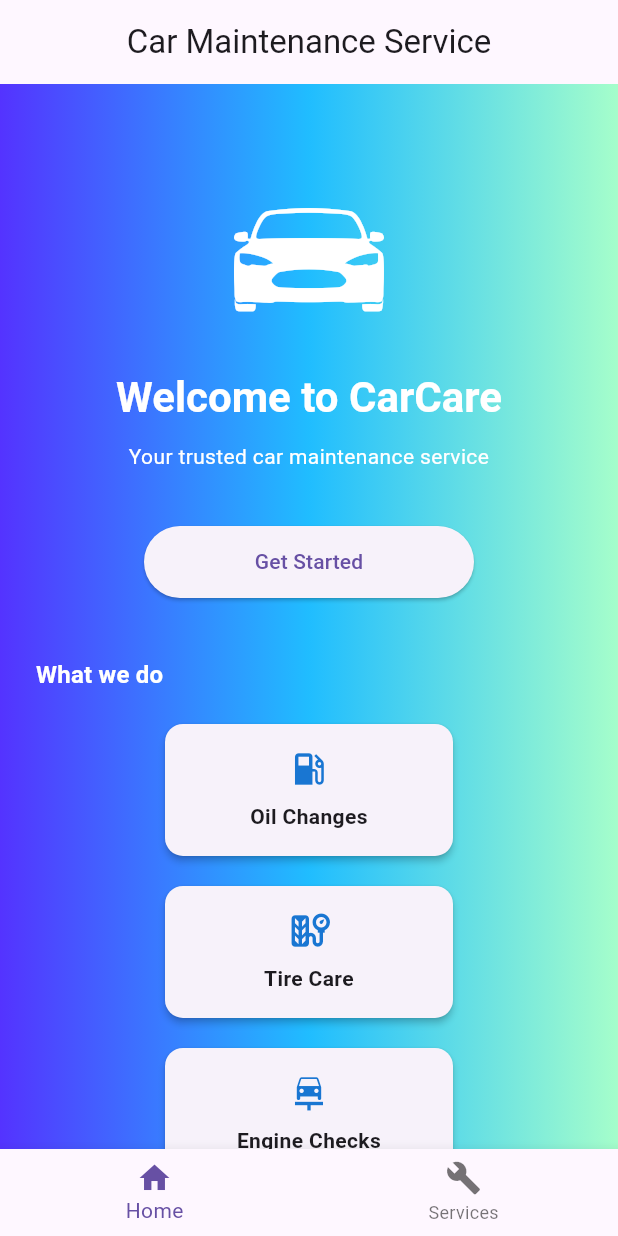
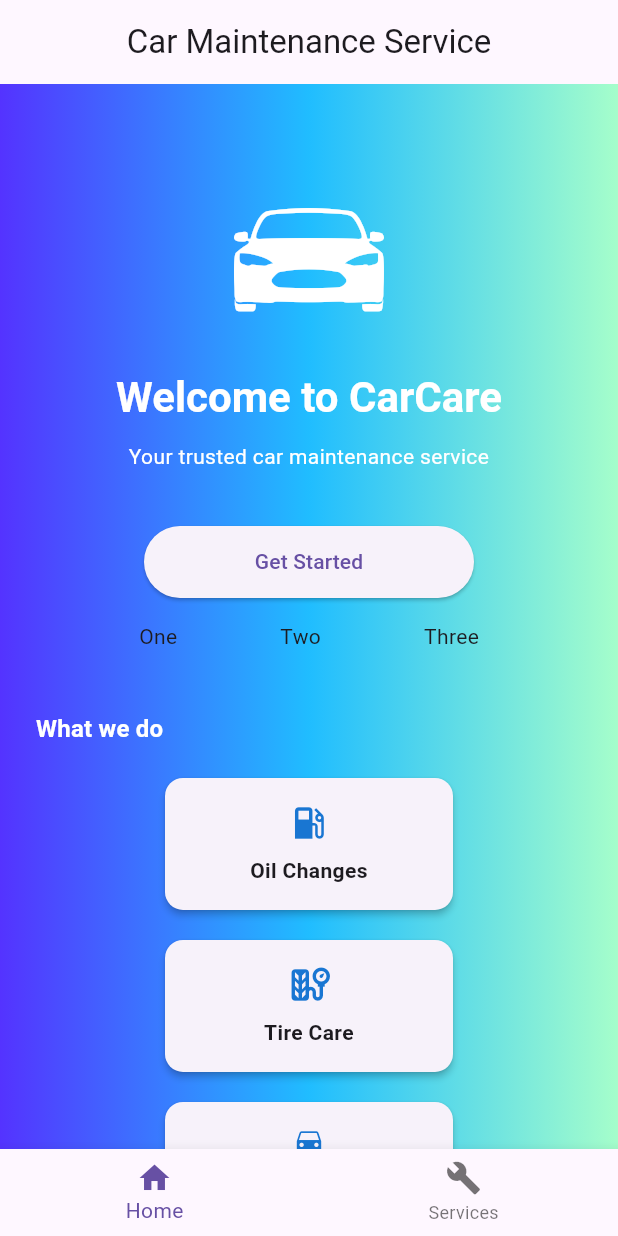
Before and after one commit to exile213/Activity1-2_PROFE8-Diaz, a Flutter app: the screen it shows after launch, on a phone screen of 412 x 824 dp. Run offline on Flutter 3.47's test engine with Material 3 defaults, Android fonts, the phone set to English and light mode, and no system bars.

Commit message:
Add ThreeTextRow widget and integrate into HomeView
Introduces the ThreeTextRow widget displaying three Text widgets in a row with equal spacing. Updates HomeView to include this widget and documents the second activity hands-on tasks in README.md.

```diff
--- a/lib/views/home_view.dart
+++ b/lib/views/home_view.dart
@@ -2,6 +2,7 @@
 import 'package:flutter/cupertino.dart';
 import 'services_view.dart';
 import '../widgets/custom_action_button.dart';
+import '../widgets/three_text_row.dart';
 
 class HomeView extends StatefulWidget {
   const HomeView({super.key});
@@ -118,6 +119,8 @@
 												},
 											),
 										),
+																	const SizedBox(height: 16),
+									const ThreeTextRow(),
 										const SizedBox(height: 40),
 										Align(
 											alignment: Alignment.centerLeft,
--- /dev/null
+++ b/lib/widgets/three_text_row.dart
@@ -0,0 +1,17 @@
+import 'package:flutter/material.dart';
+
+class ThreeTextRow extends StatelessWidget {
+  const ThreeTextRow({super.key});
+
+  @override
+  Widget build(BuildContext context) {
+    return const Row(
+      mainAxisAlignment: MainAxisAlignment.spaceEvenly,
+      children: [
+        Text('One'),
+        Text('Two'),
+        Text('Three'),
+      ],
+    );
+  }
+}
```
Also changed, not shown: 1 other file.
